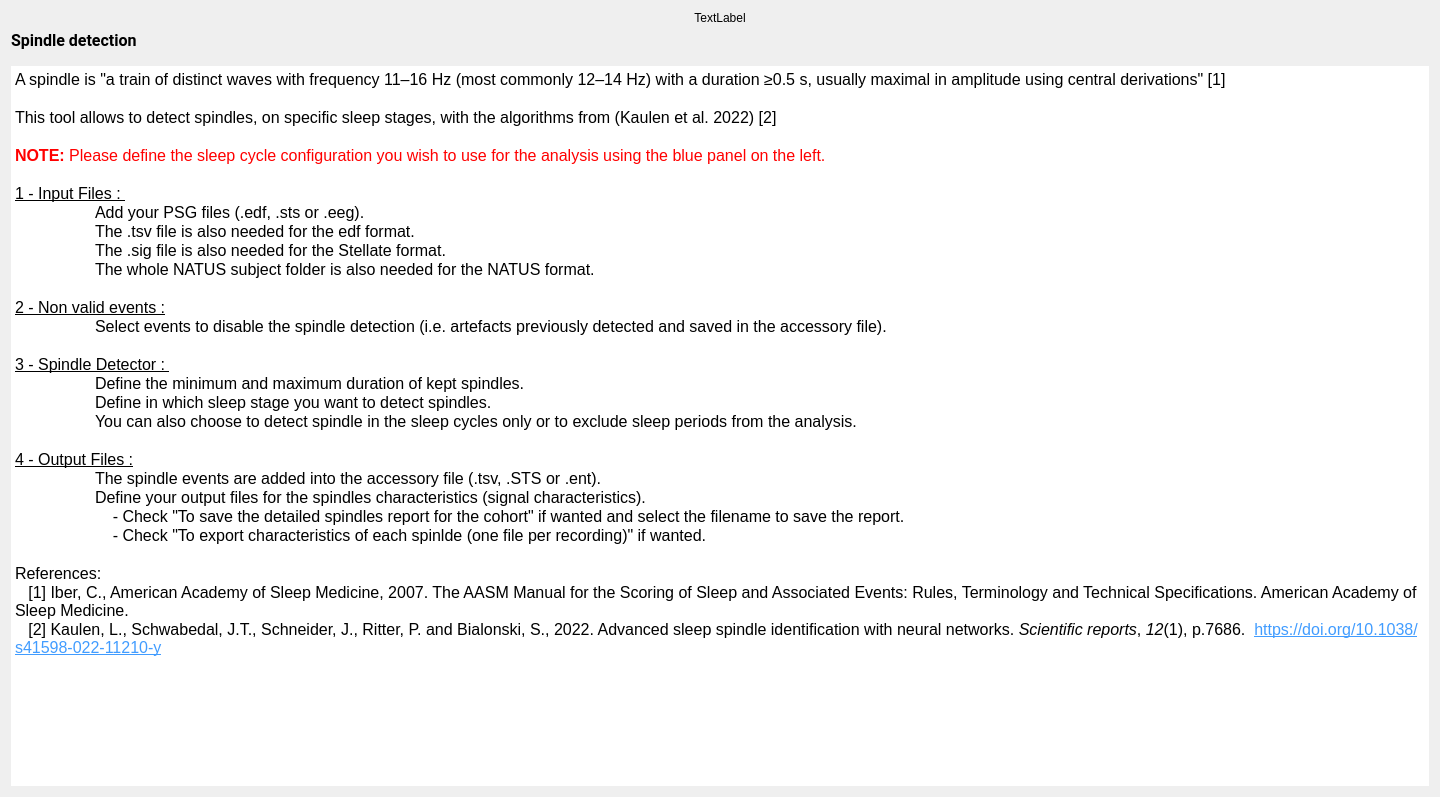
The window that tools/CEAMSTools/SpindleDetectionSumo/SpindleDetectionDoc/Ui_SpindleDetectionDoc.ui (SnoozToolbox/snooz-package-ceams) describes before a commit, drawn with Qt 5.
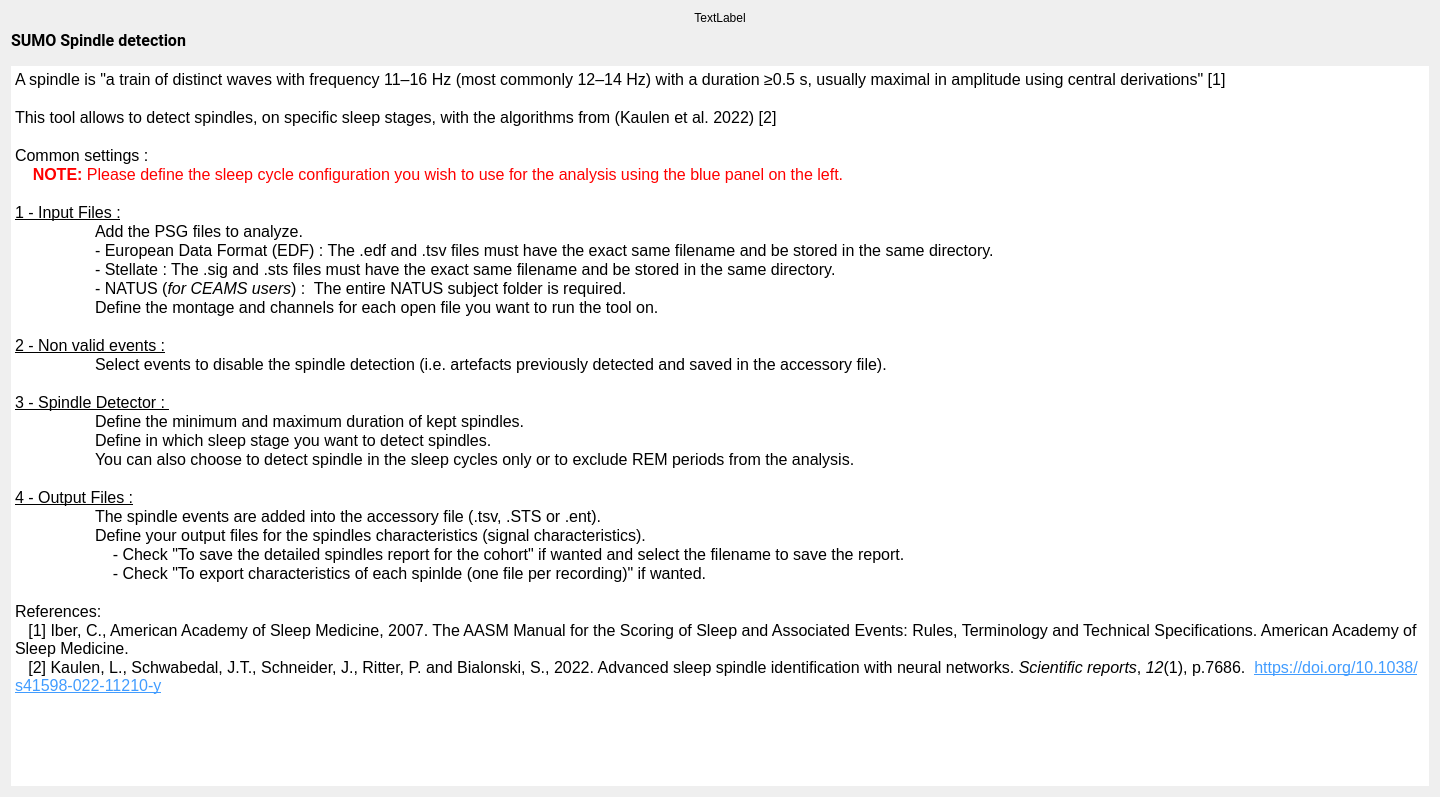
The same window after the commit.

Diff of the .ui file:
```diff
--- a/tools/CEAMSTools/SpindleDetectionSumo/SpindleDetectionDoc/Ui_SpindleDetectionDoc.ui
+++ b/tools/CEAMSTools/SpindleDetectionSumo/SpindleDetectionDoc/Ui_SpindleDetectionDoc.ui
@@ -40,7 +40,7 @@
         </font>
        </property>
        <property name="text">
-        <string>&lt;html&gt;&lt;head/&gt;&lt;body&gt;&lt;p&gt;&lt;span style=&quot; font-weight:600;&quot;&gt;Spindle detection&lt;/span&gt;&lt;/p&gt;&lt;/body&gt;&lt;/html&gt;</string>
+        <string>&lt;html&gt;&lt;head/&gt;&lt;body&gt;&lt;p&gt;&lt;span style=&quot; font-weight:600;&quot;&gt;SUMO Spindle detection&lt;/span&gt;&lt;/p&gt;&lt;/body&gt;&lt;/html&gt;</string>
        </property>
       </widget>
      </item>
@@ -86,13 +86,15 @@
 &lt;p style=&quot;-qt-paragraph-type:empty; margin-top:0px; margin-bottom:0px; margin-left:0px; margin-right:0px; -qt-block-indent:0; text-indent:0px;&quot;&gt;&lt;br /&gt;&lt;/p&gt;
 &lt;p style=&quot; margin-top:0px; margin-bottom:0px; margin-left:0px; margin-right:0px; -qt-block-indent:0; text-indent:0px;&quot;&gt;This tool allows to detect spindles, on specific sleep stages, with the algorithms from (Kaulen et al. 2022) [2]&lt;/p&gt;
 &lt;p style=&quot;-qt-paragraph-type:empty; margin-top:0px; margin-bottom:0px; margin-left:0px; margin-right:0px; -qt-block-indent:0; text-indent:0px;&quot;&gt;&lt;br /&gt;&lt;/p&gt;
-&lt;p style=&quot; margin-top:0px; margin-bottom:0px; margin-left:0px; margin-right:0px; -qt-block-indent:0; text-indent:0px;&quot;&gt;&lt;span style=&quot; font-weight:700; color:#ff0000;&quot;&gt;NOTE:&lt;/span&gt;&lt;span style=&quot; color:#ff0000;&quot;&gt; Please define the sleep cycle configuration you wish to use for the analysis using the blue panel on the left.&lt;/span&gt;&lt;/p&gt;
+&lt;p style=&quot; margin-top:0px; margin-bottom:0px; margin-left:0px; margin-right:0px; -qt-block-indent:0; text-indent:0px;&quot;&gt;Common settings : &lt;/p&gt;
+&lt;p style=&quot; margin-top:0px; margin-bottom:0px; margin-left:0px; margin-right:0px; -qt-block-indent:0; text-indent:0px;&quot;&gt;&lt;span style=&quot; font-weight:700; color:#ff0000;&quot;&gt;    NOTE:&lt;/span&gt;&lt;span style=&quot; color:#ff0000;&quot;&gt; Please define the sleep cycle configuration you wish to use for the analysis using the blue panel on the left.&lt;/span&gt;&lt;/p&gt;
 &lt;p style=&quot;-qt-paragraph-type:empty; margin-top:0px; margin-bottom:0px; margin-left:0px; margin-right:0px; -qt-block-indent:0; text-indent:0px;&quot;&gt;&lt;br /&gt;&lt;/p&gt;
-&lt;p style=&quot; margin-top:0px; margin-bottom:0px; margin-left:0px; margin-right:0px; -qt-block-indent:0; text-indent:0px;&quot;&gt;&lt;span style=&quot; text-decoration: underline;&quot;&gt;1 - Input Files : &lt;/span&gt;&lt;/p&gt;
-&lt;p style=&quot; margin-top:0px; margin-bottom:0px; margin-left:0px; margin-right:0px; -qt-block-indent:0; text-indent:0px;&quot;&gt;	Add your PSG files (.edf, .sts or .eeg). &lt;/p&gt;
-&lt;p style=&quot; margin-top:0px; margin-bottom:0px; margin-left:0px; margin-right:0px; -qt-block-indent:0; text-indent:0px;&quot;&gt;	The .tsv file is also needed for the edf format.&lt;/p&gt;
-&lt;p style=&quot; margin-top:0px; margin-bottom:0px; margin-left:0px; margin-right:0px; -qt-block-indent:0; text-indent:0px;&quot;&gt;	The .sig file is also needed for the Stellate format.&lt;/p&gt;
-&lt;p style=&quot; margin-top:0px; margin-bottom:0px; margin-left:0px; margin-right:0px; -qt-block-indent:0; text-indent:0px;&quot;&gt;	The whole NATUS subject folder is also needed for the NATUS format. &lt;/p&gt;
+&lt;p style=&quot; margin-top:0px; margin-bottom:0px; margin-left:0px; margin-right:0px; -qt-block-indent:0; text-indent:0px;&quot;&gt;&lt;span style=&quot; text-decoration: underline;&quot;&gt;1 - Input Files :&lt;/span&gt;&lt;/p&gt;
+&lt;p style=&quot; margin-top:0px; margin-bottom:0px; margin-left:0px; margin-right:0px; -qt-block-indent:0; text-indent:0px;&quot;&gt;	Add the PSG files to analyze.&lt;/p&gt;
+&lt;p style=&quot; margin-top:0px; margin-bottom:0px; margin-left:0px; margin-right:0px; -qt-block-indent:0; text-indent:0px;&quot;&gt;&lt;span style=&quot; font-family:'Roboto-Regular';&quot;&gt;   	- European Data Format (EDF) : The .edf and .tsv files must have the exact same filename and be stored in the same directory.&lt;/span&gt;&lt;/p&gt;
+&lt;p style=&quot; margin-top:0px; margin-bottom:0px; margin-left:0px; margin-right:0px; -qt-block-indent:0; text-indent:0px;&quot;&gt;&lt;span style=&quot; font-family:'Roboto-Regular';&quot;&gt;   	- Stellate : The .sig and .sts files must have the exact same filename and be stored in the same directory.&lt;/span&gt;&lt;/p&gt;
+&lt;p style=&quot; margin-top:0px; margin-bottom:0px; margin-left:0px; margin-right:0px; -qt-block-indent:0; text-indent:0px;&quot;&gt;&lt;span style=&quot; font-family:'Roboto-Regular';&quot;&gt;   	- NATUS (&lt;/span&gt;&lt;span style=&quot; font-family:'Roboto-Regular'; font-style:italic;&quot;&gt;for CEAMS users&lt;/span&gt;&lt;span style=&quot; font-family:'Roboto-Regular';&quot;&gt;) : &lt;/span&gt;&lt;span style=&quot; font-family:'MS Shell Dlg 2';&quot;&gt; The entire NATUS subject folder is required.&lt;/span&gt;&lt;/p&gt;
+&lt;p style=&quot; margin-top:0px; margin-bottom:0px; margin-left:0px; margin-right:0px; -qt-block-indent:0; text-indent:0px;&quot;&gt;   	Define the montage and channels for each open file you want to run the tool on.&lt;/p&gt;
 &lt;p style=&quot;-qt-paragraph-type:empty; margin-top:0px; margin-bottom:0px; margin-left:0px; margin-right:0px; -qt-block-indent:0; text-indent:0px;&quot;&gt;&lt;br /&gt;&lt;/p&gt;
 &lt;p style=&quot; margin-top:0px; margin-bottom:0px; margin-left:0px; margin-right:0px; -qt-block-indent:0; text-indent:0px;&quot;&gt;&lt;span style=&quot; text-decoration: underline;&quot;&gt;2 - Non valid events :&lt;/span&gt;&lt;/p&gt;
 &lt;p style=&quot; margin-top:0px; margin-bottom:0px; margin-left:0px; margin-right:0px; -qt-block-indent:0; text-indent:0px;&quot;&gt;	Select events to disable the spindle detection (i.e. artefacts previously detected and saved in the accessory file).&lt;/p&gt;
@@ -100,7 +102,7 @@
 &lt;p style=&quot; margin-top:0px; margin-bottom:0px; margin-left:0px; margin-right:0px; -qt-block-indent:0; text-indent:0px;&quot;&gt;&lt;span style=&quot; text-decoration: underline;&quot;&gt;3 - Spindle Detector : &lt;/span&gt;&lt;/p&gt;
 &lt;p style=&quot; margin-top:0px; margin-bottom:0px; margin-left:0px; margin-right:0px; -qt-block-indent:0; text-indent:0px;&quot;&gt;	Define the minimum and maximum duration of kept spindles.&lt;/p&gt;
 &lt;p style=&quot; margin-top:0px; margin-bottom:0px; margin-left:0px; margin-right:0px; -qt-block-indent:0; text-indent:0px;&quot;&gt;	Define in which sleep stage you want to detect spindles.&lt;/p&gt;
-&lt;p style=&quot; margin-top:0px; margin-bottom:0px; margin-left:0px; margin-right:0px; -qt-block-indent:0; text-indent:0px;&quot;&gt;	You can also choose to detect spindle in the sleep cycles only or to exclude sleep periods from the analysis.&lt;/p&gt;
+&lt;p style=&quot; margin-top:0px; margin-bottom:0px; margin-left:0px; margin-right:0px; -qt-block-indent:0; text-indent:0px;&quot;&gt;	You can also choose to detect spindle in the sleep cycles only or to exclude REM periods from the analysis.&lt;/p&gt;
 &lt;p style=&quot;-qt-paragraph-type:empty; margin-top:0px; margin-bottom:0px; margin-left:0px; margin-right:0px; -qt-block-indent:0; text-indent:0px;&quot;&gt;&lt;br /&gt;&lt;/p&gt;
 &lt;p style=&quot; margin-top:0px; margin-bottom:0px; margin-left:0px; margin-right:0px; -qt-block-indent:0; text-indent:0px;&quot;&gt;&lt;span style=&quot; text-decoration: underline;&quot;&gt;4 - Output Files :&lt;/span&gt;&lt;/p&gt;
 &lt;p style=&quot; margin-top:0px; margin-bottom:0px; margin-left:0px; margin-right:0px; -qt-block-indent:0; text-indent:0px;&quot;&gt;	The spindle events are added into the accessory file (.tsv, .STS or .ent).&lt;/p&gt;
```
